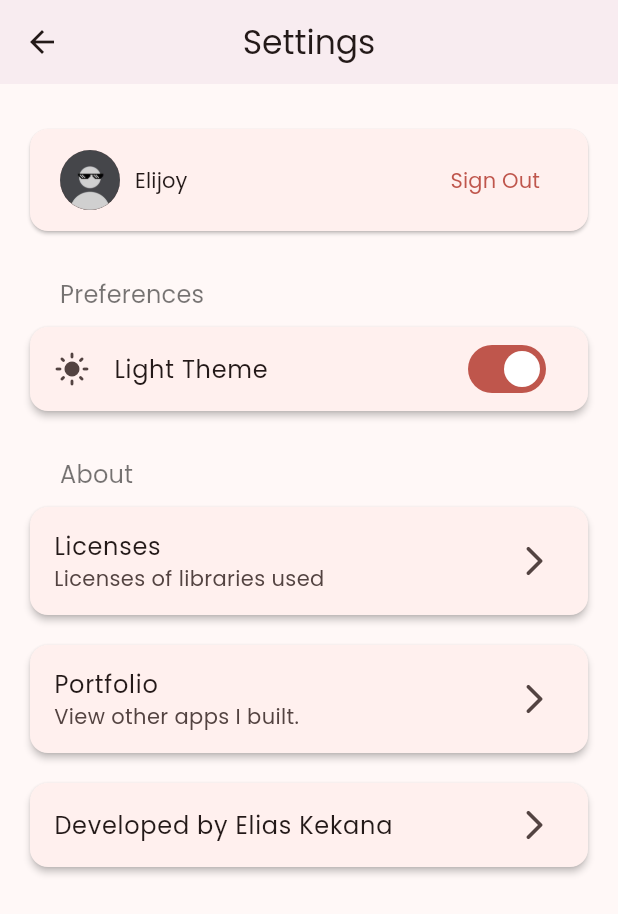
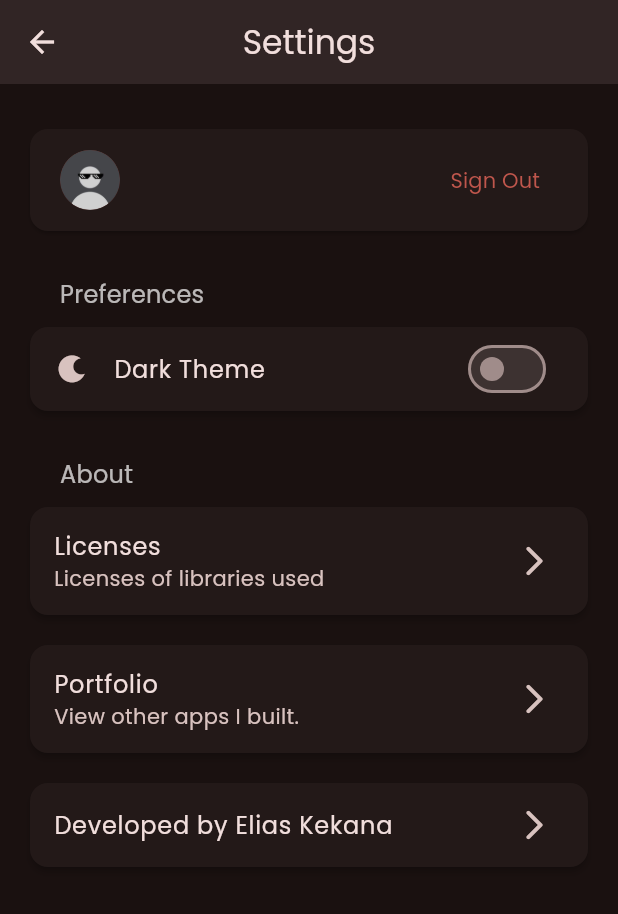
Before and after one commit to eliascreates/harmonia, a Flutter app: the SettingsView screen opened directly, after a tap on "Light Theme", on a phone screen of 412 x 824 dp. Shown: the top 914 px of the screen. Run offline on Flutter 3.47's test engine with Material 2 defaults, Android fonts, the light colour scheme and no system bars; our stand-ins replace bloc, cloud_firestore, dartz, equatable, firebase_auth, firebase_core and 4 more; accounts and stored records are empty.

Commit message:
feat(theme): add a theme toggle feature for dark and light themes

```diff
--- a/lib/features/settings/presentation/pages/settings_page.dart
+++ b/lib/features/settings/presentation/pages/settings_page.dart
@@ -1,8 +1,7 @@
 import 'package:flutter/material.dart';
 import 'package:flutter_bloc/flutter_bloc.dart';
 import 'package:harmonia/features/auth/auth.dart';
-// import 'package:harmonia/features/theme/theme.dart';
-// import 'package:url_launcher/url_launcher_string.dart';
+import 'package:harmonia/features/theme/theme.dart';
 
 class SettingsPage extends StatelessWidget {
   const SettingsPage({super.key});
@@ -44,7 +43,7 @@ class SettingsView extends StatelessWidget {
                   const SizedBox(width: 10),
                   Expanded(
                     child: Text(
-                      'Elijoy',
+                      user.displayName,
                       style: Theme.of(context).textTheme.titleSmall,
                     ),
                   ),
@@ -62,31 +61,10 @@ class SettingsView extends StatelessWidget {
             ),
           ),
           const SettingHeader('Preferences'),
-          Card(
+          const Card(
             elevation: 2,
-            margin: const EdgeInsets.symmetric(horizontal: 20, vertical: 10),
-            child: SwitchListTile(
-              onChanged: (_) {},
-              value: true,
-              shape: ContinuousRectangleBorder(
-                borderRadius: BorderRadius.circular(15),
-              ),
-              title: const Text('Light Theme'),
-              secondary: const AnimatedRotation(
-                turns: true ? 1 : 0,
-                duration: Duration(milliseconds: 1200),
-                child: AnimatedCrossFade(
-                  firstChild: Icon(Icons.light_mode),
-                  secondChild: Icon(Icons.dark_mode),
-                  firstCurve: Curves.easeInOutSine,
-                  secondCurve: Curves.easeInOutSine,
-                  crossFadeState: true
-                      ? CrossFadeState.showFirst
-                      : CrossFadeState.showSecond,
-                  duration: Duration(milliseconds: 1100),
-                ),
-              ),
-            ),
+            margin: EdgeInsets.symmetric(horizontal: 20, vertical: 10),
+            child: ThemeToggle(),
           ),
           const SettingHeader('About'),
           SettingLinkTile(
--- /dev/null
+++ b/lib/features/theme/cubit/theme_cubit.dart
@@ -0,0 +1,20 @@
+import 'package:flutter/material.dart';
+import 'package:hydrated_bloc/hydrated_bloc.dart';
+
+part 'theme_state.dart';
+
+class ThemeCubit extends HydratedCubit<ThemeState> {
+  ThemeCubit() : super(ThemeState.light);
+
+  void toggleTheme() {
+    emit(state == ThemeState.light ? ThemeState.dark : ThemeState.light);
+  }
+
+  @override
+  ThemeState? fromJson(Map<String, dynamic> json) {
+    return ThemeState.values[json['index'] as int];
+  }
+
+  @override
+  Map<String, dynamic>? toJson(ThemeState state) => {'index': state.index};
+}
--- /dev/null
+++ b/lib/features/theme/cubit/theme_state.dart
@@ -0,0 +1,9 @@
+part of 'theme_cubit.dart';
+
+enum ThemeState { light, dark }
+
+extension ThemeStateX on ThemeState {
+  ThemeMode toThemeMode() {
+    return this == ThemeState.dark ? ThemeMode.dark : ThemeMode.light;
+  }
+}
--- /dev/null
+++ b/lib/features/theme/theme.dart
@@ -0,0 +1,2 @@
+export 'cubit/theme_cubit.dart';
+export 'widgets/theme_toggle.dart';
--- /dev/null
+++ b/lib/features/theme/widgets/theme_toggle.dart
@@ -0,0 +1,34 @@
+import 'package:flutter/material.dart';
+import 'package:flutter_bloc/flutter_bloc.dart';
+import 'package:harmonia/features/theme/cubit/theme_cubit.dart';
+
+class ThemeToggle extends StatelessWidget {
+  const ThemeToggle({super.key});
+
+  @override
+  Widget build(BuildContext context) {
+    final state = context.watch<ThemeCubit>().state;
+    final isLight = state == ThemeState.light;
+    final label = isLight ? 'Light Theme' : 'Dark Theme';
+
+    return SwitchListTile(
+      onChanged: (_) => context.read<ThemeCubit>().toggleTheme(),
+      value: isLight,
+      shape: ContinuousRectangleBorder(borderRadius: BorderRadius.circular(15)),
+      title: Text(label),
+      secondary: AnimatedRotation(
+        turns: isLight ? 1 : 0,
+        duration: const Duration(milliseconds: 1200),
+        child: AnimatedCrossFade(
+          firstChild: const Icon(Icons.light_mode),
+          secondChild: const Icon(Icons.dark_mode),
+          firstCurve: Curves.easeInOutSine,
+          secondCurve: Curves.easeInOutSine,
+          crossFadeState:
+              isLight ? CrossFadeState.showFirst : CrossFadeState.showSecond,
+          duration: const Duration(milliseconds: 1100),
+        ),
+      ),
+    );
+  }
+}
--- a/lib/main.dart
+++ b/lib/main.dart
@@ -2,6 +2,7 @@ import 'package:flutter/material.dart';
 import 'package:flutter_bloc/flutter_bloc.dart';
 import 'package:harmonia/config/theme/theme.dart';
 import 'package:harmonia/core/extensions/extensions.dart';
+import 'package:harmonia/features/theme/theme.dart';
 
 import 'features/auth/auth.dart';
 import 'service_locator.dart' as di;
@@ -18,6 +19,7 @@ class MyApp extends StatelessWidget {
   Widget build(BuildContext context) {
     return MultiBlocProvider(
       providers: [
+        BlocProvider(create: (_) => ThemeCubit()),
         BlocProvider(
           create: (context) => SignInBloc(
               signInWithEmailAndPassword: di.sl<SignInWithEmailAndPassword>(),
@@ -36,13 +38,16 @@ class MyAppView extends StatelessWidget {
   @override
   Widget build(BuildContext context) {
     final authStatus = context.select((SignInBloc bloc) => bloc.state.status);
+    final themeMode = context.select(
+      (ThemeCubit cubit) => cubit.state.toThemeMode(),
+    );
 
     return MaterialApp(
       debugShowCheckedModeBanner: false,
       title: 'Harmonia App',
+      themeMode: themeMode,
       theme: appLightTheme,
       darkTheme: appDarkTheme,
-      themeMode: ThemeMode.light,
       home: authStatus.page,
     );
   }
--- a/pubspec.yaml
+++ b/pubspec.yaml
@@ -51,7 +51,6 @@ dependencies:
   formz: ^0.6.1
   hydrated_bloc: ^9.1.2
   path_provider: ^2.1.1
-  url_launcher: ^6.2.1
 
 dev_dependencies:
   flutter_test:
```
